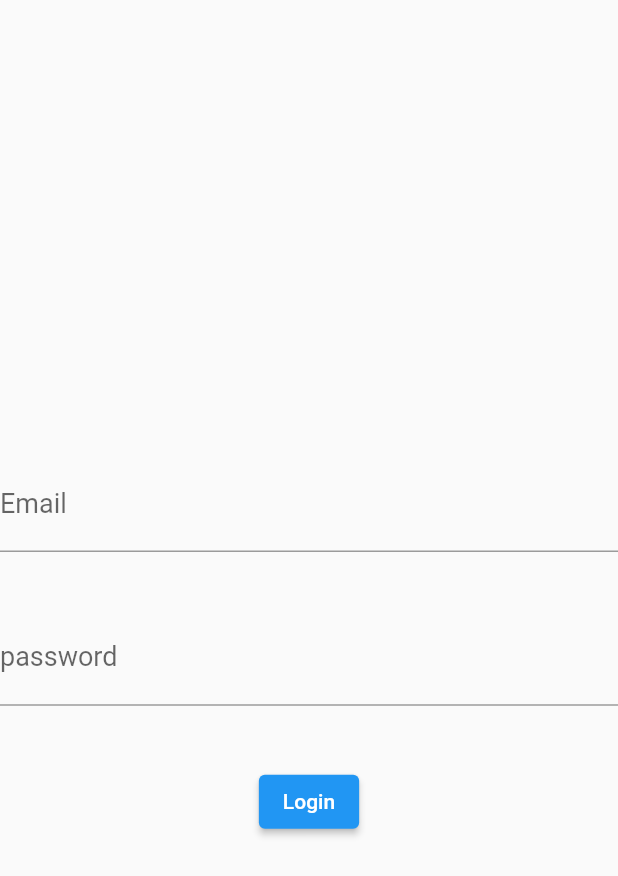
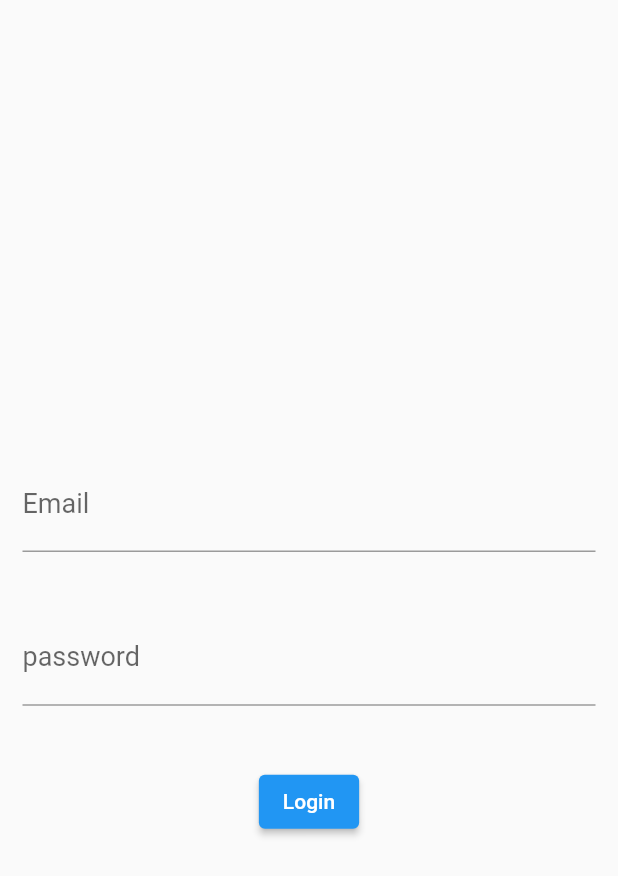
Before and after one commit to sakriwassim/SignInUpFirebase, a Flutter app: the screen it shows after launch, after a tap on "Login", on a phone screen of 412 x 824 dp. Shown: the top 876 px of the screen. Run offline on Flutter 3.47's test engine with Material 2 defaults, Android fonts, the light colour scheme and no system bars; our stand-ins replace firebase_auth, firebase_core; accounts and stored records are empty; network calls fail.

Commit message:
first commit v2

```diff
--- a/lib/Login_Screen.dart
+++ b/lib/Login_Screen.dart
@@ -25,9 +25,13 @@ class _LoginScreenState extends State<LoginScreen> {
   }
 
   Future signIn() async {
+    try {
       await FirebaseAuth.instance.signInWithEmailAndPassword(
           email: emailControler.text.trim(),
           password: passwordControler.text.trim());
+    } catch (e) {
+      print(e);
+    }
   }
 
   @override
@@ -38,7 +42,9 @@ class _LoginScreenState extends State<LoginScreen> {
         SizedBox(
           height: 40,
         ),
-        TextFormField(
+        Padding(
+          padding: const EdgeInsets.symmetric(horizontal: 15),
+          child: TextFormField(
             controller: emailControler,
             textAlignVertical: TextAlignVertical.center,
             decoration: InputDecoration(labelText: "Email"),
@@ -48,10 +54,13 @@ class _LoginScreenState extends State<LoginScreen> {
             textInputAction: TextInputAction.done,
             style: TextStyle(fontSize: 18.0),
           ),
+        ),
         SizedBox(
           height: 40,
         ),
-        TextFormField(
+        Padding(
+          padding: const EdgeInsets.symmetric(horizontal: 15),
+          child: TextFormField(
             controller: passwordControler,
             textAlignVertical: TextAlignVertical.center,
             decoration: InputDecoration(labelText: "password"),
@@ -61,6 +70,7 @@ class _LoginScreenState extends State<LoginScreen> {
             textInputAction: TextInputAction.done,
             style: TextStyle(fontSize: 18.0),
           ),
+        ),
         SizedBox(
           height: 40,
         ),
```
Lines whose indentation alone changed are shown as unchanged.
